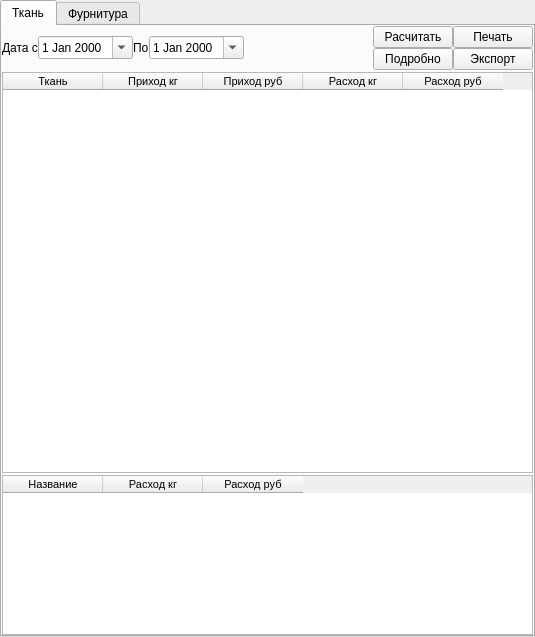
Qt form ui/report_material_consumption.ui (Meller008/CRM-Avi) before a commit.
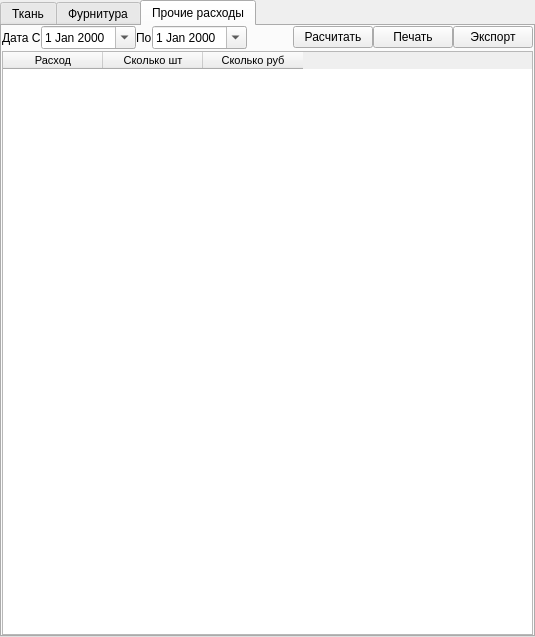
The same form after that commit. The open tabs and pages were chosen to show the change.

Commit message: Работа - Доделан расчет затрат иатериала и прочего но без экспортов!

Patch:
```diff
--- a/ui/report_material_consumption.ui
+++ b/ui/report_material_consumption.ui
@@ -432,6 +432,140 @@
         </item>
        </layout>
       </widget>
+      <widget class="QWidget" name="tab_3">
+       <attribute name="title">
+        <string>Прочие расходы</string>
+       </attribute>
+       <layout class="QGridLayout" name="gridLayout_7">
+        <property name="leftMargin">
+         <number>0</number>
+        </property>
+        <property name="topMargin">
+         <number>0</number>
+        </property>
+        <property name="rightMargin">
+         <number>0</number>
+        </property>
+        <property name="bottomMargin">
+         <number>0</number>
+        </property>
+        <property name="spacing">
+         <number>2</number>
+        </property>
+        <item row="0" column="0">
+         <layout class="QGridLayout" name="gridLayout_6">
+          <property name="spacing">
+           <number>0</number>
+          </property>
+          <item row="0" column="6">
+           <widget class="QPushButton" name="pushButton_10">
+            <property name="text">
+             <string>Печать</string>
+            </property>
+           </widget>
+          </item>
+          <item row="0" column="7">
+           <widget class="QPushButton" name="pushButton_11">
+            <property name="text">
+             <string>Экспорт</string>
+            </property>
+           </widget>
+          </item>
+          <item row="0" column="5">
+           <widget class="QPushButton" name="pushButton_9">
+            <property name="text">
+             <string>Расчитать</string>
+            </property>
+           </widget>
+          </item>
+          <item row="0" column="0">
+           <widget class="QLabel" name="label_5">
+            <property name="text">
+             <string>Дата С</string>
+            </property>
+           </widget>
+          </item>
+          <item row="0" column="1">
+           <widget class="QDateEdit" name="de_comparing_from">
+            <property name="calendarPopup">
+             <bool>true</bool>
+            </property>
+           </widget>
+          </item>
+          <item row="0" column="2">
+           <widget class="QLabel" name="label_6">
+            <property name="text">
+             <string>По</string>
+            </property>
+           </widget>
+          </item>
+          <item row="0" column="3">
+           <widget class="QDateEdit" name="de_comparing_to">
+            <property name="calendarPopup">
+             <bool>true</bool>
+            </property>
+           </widget>
+          </item>
+          <item row="0" column="4">
+           <spacer name="horizontalSpacer_3">
+            <property name="orientation">
+             <enum>Qt::Horizontal</enum>
+            </property>
+            <property name="sizeHint" stdset="0">
+             <size>
+              <width>40</width>
+              <height>20</height>
+             </size>
+            </property>
+           </spacer>
+          </item>
+         </layout>
+        </item>
+        <item row="1" column="0">
+         <widget class="QTableWidget" name="tw_comparing">
+          <property name="font">
+           <font>
+            <family>Tahoma</family>
+            <pointsize>8</pointsize>
+           </font>
+          </property>
+          <property name="editTriggers">
+           <set>QAbstractItemView::NoEditTriggers</set>
+          </property>
+          <property name="alternatingRowColors">
+           <bool>true</bool>
+          </property>
+          <property name="selectionBehavior">
+           <enum>QAbstractItemView::SelectRows</enum>
+          </property>
+          <attribute name="verticalHeaderVisible">
+           <bool>false</bool>
+          </attribute>
+          <attribute name="verticalHeaderDefaultSectionSize">
+           <number>20</number>
+          </attribute>
+          <attribute name="verticalHeaderMinimumSectionSize">
+           <number>18</number>
+          </attribute>
+          <column>
+           <property name="text">
+            <string>Расход</string>
+           </property>
+          </column>
+          <column>
+           <property name="text">
+            <string>Сколько шт</string>
+           </property>
+          </column>
+          <column>
+           <property name="text">
+            <string>Сколько руб</string>
+           </property>
+          </column>
+         </widget>
+        </item>
+       </layout>
+      </widget>
      </widget>
     </item>
    </layout>
```
Left out of the diff: 17 changed lines with no effect on the pictures. The commit also changes 1 other file.
